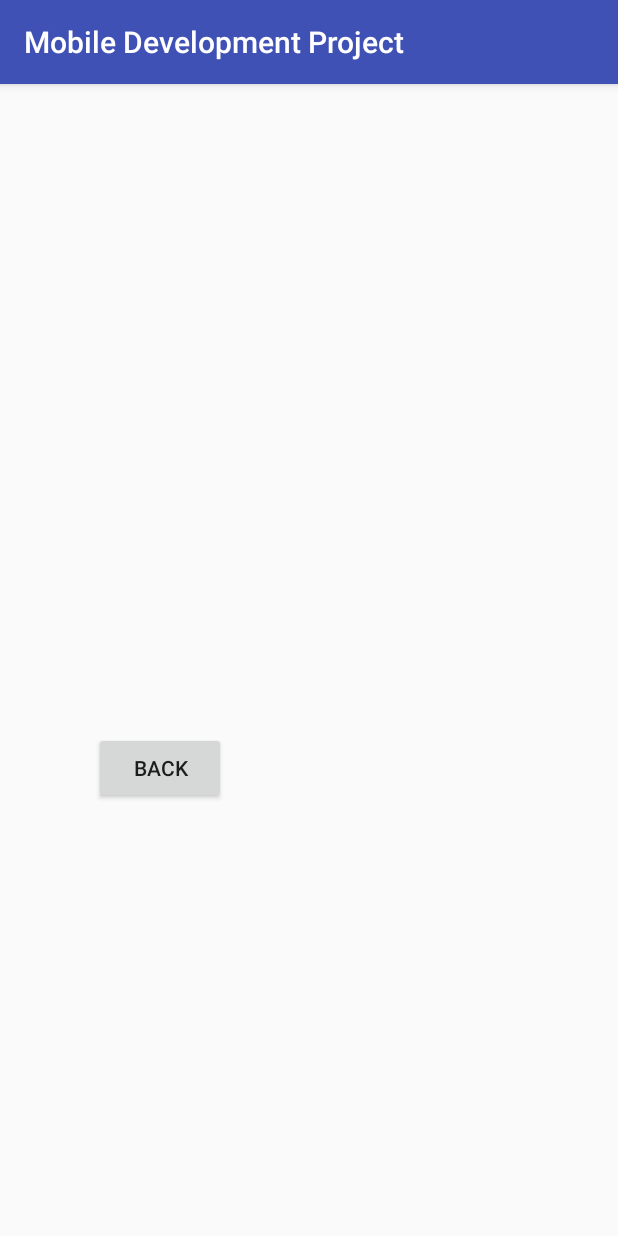
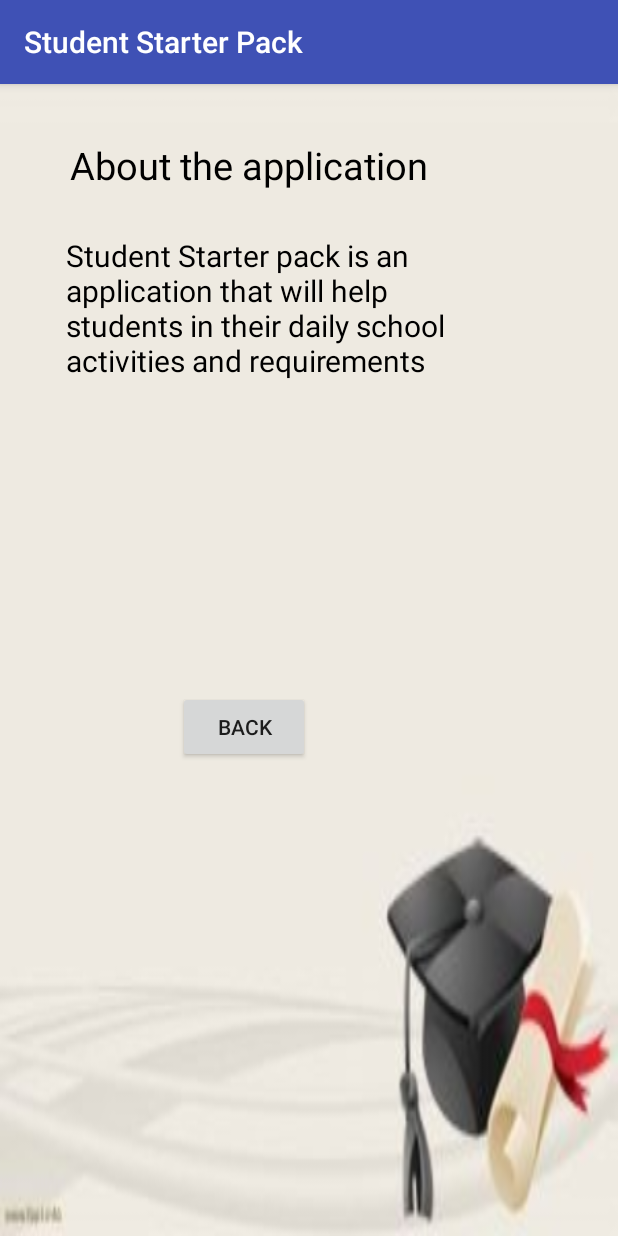
Before and after one commit to lancebendo/Student-Starter-Pack-App, an Android app: the fragment FragmentAbout shown on its own in the app's theme, on a phone screen of 412 x 824 dp. Run offline under Robolectric (Android 15) with nearby library versions, the phone set to English and light mode, and no system bars.

```diff
--- a/Student Starter Pack/src/main/AndroidManifest.xml
+++ b/Student Starter Pack/src/main/AndroidManifest.xml
@@ -4,8 +4,8 @@
     <uses-permission android:name="android.permission.RECEIVE_BOOT_COMPLETED"/>
     <application
         android:allowBackup="true"
-        android:icon="@mipmap/ic_launcher"
-        android:label="@string/app_name"
+        android:icon="@drawable/icon"
+        android:label="Student Starter Pack"
         android:supportsRtl="true"
         android:theme="@style/AppTheme">
         <receiver
@@ -26,7 +26,7 @@
         <service android:name=".AlarmService"></service>
         <activity
             android:name=".MainActivity"
-            android:label="@string/app_name"
+            android:label="Student Starter Pack"
             android:launchMode="singleTop"
             android:theme="@style/AppTheme.NoActionBar">
             <intent-filter>
--- a/Student Starter Pack/src/main/java/lancepogi/mobiledevelopmentproject/FragmentAdd.java
+++ b/Student Starter Pack/src/main/java/lancepogi/mobiledevelopmentproject/FragmentAdd.java
@@ -1,6 +1,7 @@
 package lancepogi.mobiledevelopmentproject;
 
 
+import android.content.Intent;
 import android.os.Bundle;
 import android.support.annotation.Nullable;
 import android.support.v4.app.Fragment;
@@ -31,6 +32,10 @@ public class FragmentAdd extends Fragment {
         final View rootView = inflater.inflate(R.layout.add_fragment,container,false);
 
 
+        // test
+
+
+        //test end
 
         this.spTodo = (Spinner) rootView.findViewById(R.id.spTodo);
         this.spTowhat = (Spinner) rootView.findViewById(R.id.spTowhat);
--- a/Student Starter Pack/src/main/res/layout/about_fragment.xml
+++ b/Student Starter Pack/src/main/res/layout/about_fragment.xml
@@ -1,13 +1,36 @@
 <?xml version="1.0" encoding="utf-8"?>
 <AbsoluteLayout xmlns:android="http://schemas.android.com/apk/res/android"
-    android:layout_width="match_parent" android:layout_height="match_parent">
+    android:layout_width="match_parent" android:layout_height="match_parent"
+
+    android:background="@drawable/newbg"
+    >
+
+    <TextView
+        android:text="Student Starter pack is an application that will help students in their daily school activities and requirements"
+        android:textSize="20sp"
+        android:textColor="#000000"
+        android:layout_width="285dp"
+        android:layout_height="227dp"
+        android:layout_x="44dp"
+        android:layout_y="101dp"
+        android:id="@+id/textView13" />
+
+    <TextView
+        android:text="About the application"
+        android:textSize="25sp"
+        android:textColor="#000000"
+        android:layout_width="wrap_content"
+        android:layout_height="wrap_content"
+        android:layout_x="47dp"
+        android:layout_y="37dp"
+        android:id="@+id/textView12" />
 
     <Button
         android:text="Back"
         android:layout_width="wrap_content"
         android:layout_height="wrap_content"
-        android:layout_x="63dp"
-        android:layout_y="432dp"
+        android:layout_x="119dp"
+        android:layout_y="405dp"
         android:id="@+id/btnBack" />
 
 </AbsoluteLayout>
--- a/Student Starter Pack/src/main/res/layout/activity_fragment.xml
+++ b/Student Starter Pack/src/main/res/layout/activity_fragment.xml
@@ -1,7 +1,8 @@
 <?xml version="1.0" encoding="utf-8"?>
 <AbsoluteLayout xmlns:android="http://schemas.android.com/apk/res/android"
     android:layout_width="match_parent"
-    android:layout_height="match_parent">
+    android:layout_height="match_parent"
+    >
     <EditText
         android:layout_width="wrap_content"
         android:layout_height="wrap_content"
--- a/Student Starter Pack/src/main/res/layout/activity_main.xml
+++ b/Student Starter Pack/src/main/res/layout/activity_main.xml
@@ -6,7 +6,9 @@
     android:layout_width="match_parent"
     android:layout_height="match_parent"
     android:fitsSystemWindows="true"
-    tools:context="lancepogi.mobiledevelopmentproject.MainActivity">
+    tools:context="lancepogi.mobiledevelopmentproject.MainActivity"
+
+    >
 
     <android.support.design.widget.AppBarLayout
         android:id="@+id/appbar"
--- a/Student Starter Pack/src/main/res/layout/activity_new_sem.xml
+++ b/Student Starter Pack/src/main/res/layout/activity_new_sem.xml
@@ -6,7 +6,9 @@
     android:layout_height="match_parent"
     android:fitsSystemWindows="true"
     tools:context="lancepogi.mobiledevelopmentproject.NewSemesterActivity"
-    android:focusableInTouchMode="true">
+    android:focusableInTouchMode="true"
+    android:background="@drawable/newbg"
+    >
 
     <android.support.design.widget.AppBarLayout
         android:layout_width="match_parent"
--- a/Student Starter Pack/src/main/res/layout/add_fragment.xml
+++ b/Student Starter Pack/src/main/res/layout/add_fragment.xml
@@ -2,7 +2,8 @@
 <LinearLayout xmlns:android="http://schemas.android.com/apk/res/android"
     android:orientation="vertical" android:layout_width="match_parent"
     android:layout_height="match_parent"
-    android:weightSum="1">
+    android:weightSum="1"
+    android:background="@drawable/newbg">
 
     <TextView
         android:layout_width="match_parent"
--- a/Student Starter Pack/src/main/res/layout/assignment_fragment.xml
+++ b/Student Starter Pack/src/main/res/layout/assignment_fragment.xml
@@ -1,7 +1,10 @@
 <?xml version="1.0" encoding="utf-8"?>
 <AbsoluteLayout xmlns:android="http://schemas.android.com/apk/res/android"
     android:layout_width="match_parent"
-    android:layout_height="match_parent">
+    android:layout_height="match_parent"
+
+    android:background="@drawable/newbg"
+    >
 
     <TextView
         android:text="Assignment Name:"
--- a/Student Starter Pack/src/main/res/layout/delete_fragment.xml
+++ b/Student Starter Pack/src/main/res/layout/delete_fragment.xml
@@ -1,7 +1,8 @@
 <?xml version="1.0" encoding="utf-8"?>
 <AbsoluteLayout xmlns:android="http://schemas.android.com/apk/res/android"
     android:layout_width="match_parent"
-    android:layout_height="match_parent">
+    android:layout_height="match_parent"
+    >
 
     <TextView
         android:text="Delete"
--- a/Student Starter Pack/src/main/res/layout/no_class_fragment.xml
+++ b/Student Starter Pack/src/main/res/layout/no_class_fragment.xml
@@ -1,7 +1,10 @@
 <?xml version="1.0" encoding="utf-8"?>
 <AbsoluteLayout xmlns:android="http://schemas.android.com/apk/res/android"
     android:layout_width="match_parent"
-    android:layout_height="match_parent">
+    android:layout_height="match_parent"
+
+    android:background="@drawable/newbg"
+    >
 
     <TextView
         android:text="No Class"
--- a/Student Starter Pack/src/main/res/layout/subject_fragment.xml
+++ b/Student Starter Pack/src/main/res/layout/subject_fragment.xml
@@ -2,7 +2,9 @@
 <AbsoluteLayout xmlns:android="http://schemas.android.com/apk/res/android"
     android:orientation="vertical" android:layout_width="match_parent"
     android:layout_height="match_parent"
-    android:focusableInTouchMode="true">
+    android:focusableInTouchMode="true"
+    android:background="@drawable/newbg"
+    >
 
 
     <Button
--- a/Student Starter Pack/src/main/res/layout/summary_fragment.xml
+++ b/Student Starter Pack/src/main/res/layout/summary_fragment.xml
@@ -1,7 +1,9 @@
 <?xml version="1.0" encoding="utf-8"?>
 <AbsoluteLayout xmlns:android="http://schemas.android.com/apk/res/android"
     android:orientation="vertical" android:layout_width="match_parent"
-    android:layout_height="match_parent">
+    android:layout_height="match_parent"
+    android:background="@drawable/newbg"
+    >
 
     <TextView
         android:text="TextView"
```
Also changed, not shown: Student Starter Pack/src/main/java/lancepogi/mobiledevelopmentproject/FragmentSchedule.java (+5 -5 lines), Student Starter Pack/src/main/res/layout/schedule_fragment.xml (+7 -4 lines), Student Starter Pack/src/main/res/layout/settings_fragment.xml (+7 -3 lines), Student Starter Pack/src/main/res/drawable/icon.png (added), Student Starter Pack/src/main/res/drawable/newbg.jpg (added).
